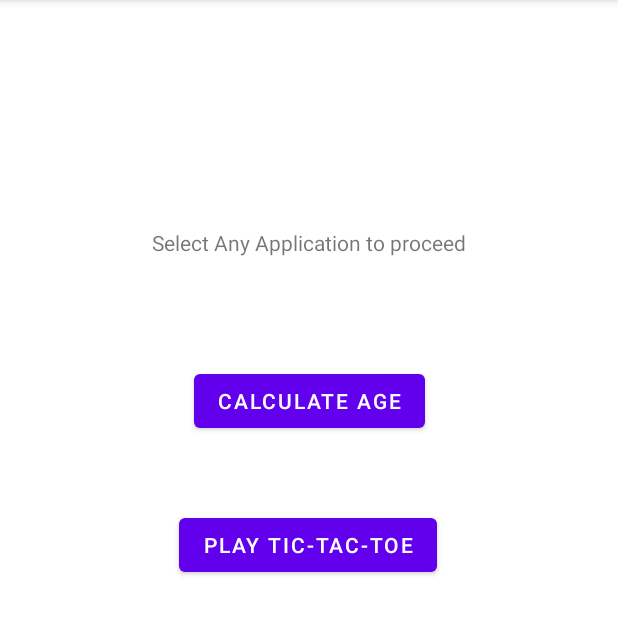
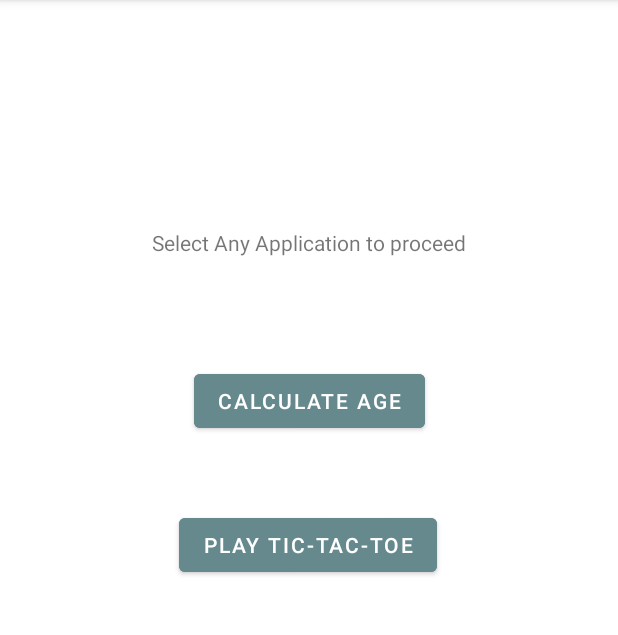
Before and after one commit to dakshbhardwaj/Kotlin-Poc, an Android app: the MainActivity screen opened directly, with no data from a screen before it, on a phone screen of 412 x 824 dp, the part 84-719 px from its top. Run offline under Robolectric (Android 15) with nearby library versions, the light colour scheme and no system bars.

Commit message:
Changed button color

```diff
--- a/app/src/main/res/layout/activity_main.xml
+++ b/app/src/main/res/layout/activity_main.xml
@@ -23,6 +23,7 @@
         android:layout_width="wrap_content"
         android:layout_height="wrap_content"
         android:layout_marginTop="72dp"
+        android:backgroundTint="#65898D"
         android:text="Calculate Age"
         app:layout_constraintEnd_toEndOf="parent"
         app:layout_constraintStart_toStartOf="parent"
@@ -33,6 +34,7 @@
         android:layout_width="wrap_content"
         android:layout_height="wrap_content"
         android:layout_marginTop="48dp"
+        android:backgroundTint="#65898D"
         android:text="Play TIC-TAC-TOE"
         app:layout_constraintEnd_toEndOf="parent"
         app:layout_constraintHorizontal_bias="0.498"
```
